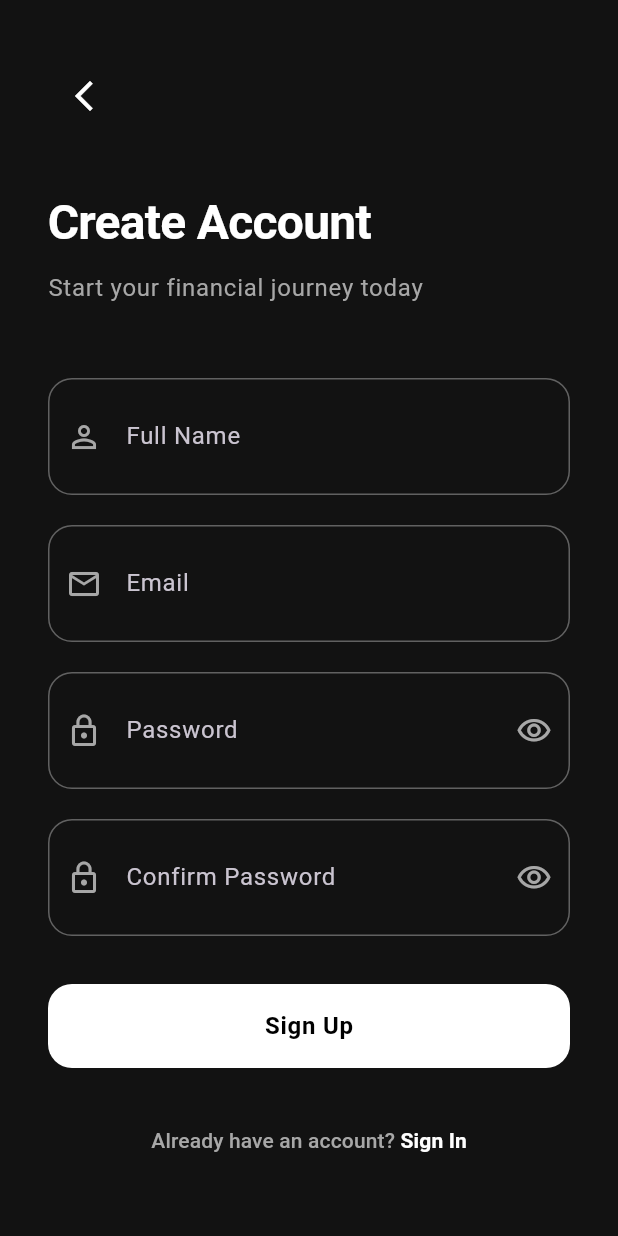
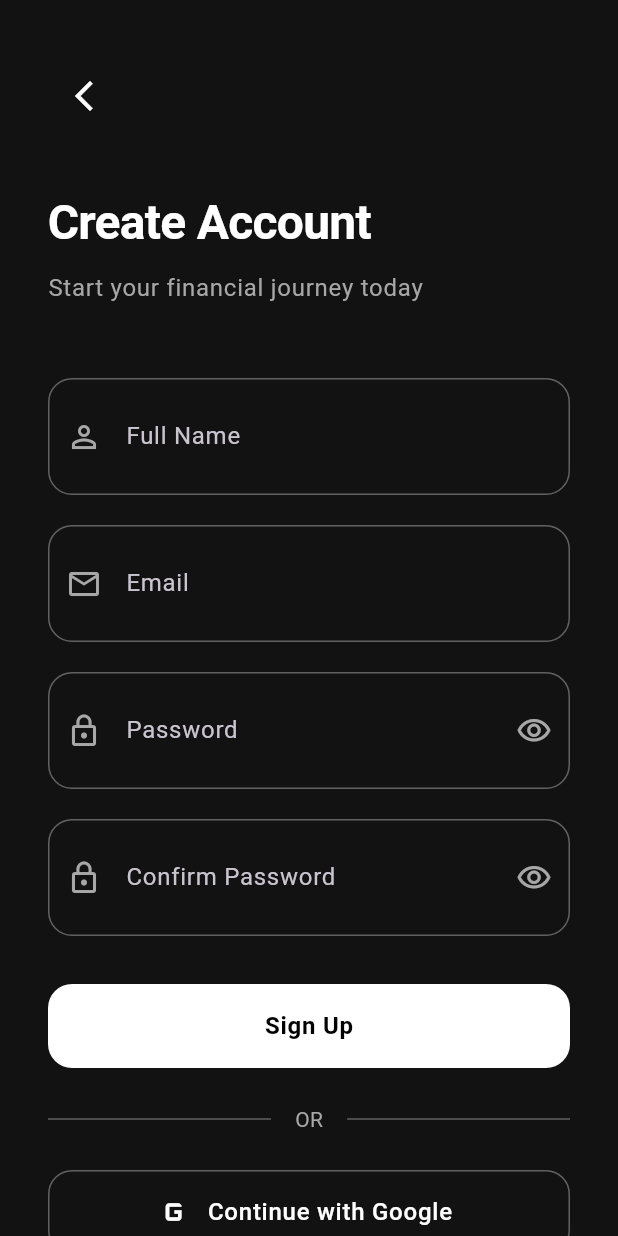
Before and after one commit to MeoHoang3017/PFM_Personal_Finance_Management, a Flutter app: the SignUpPage screen opened directly, on a phone screen of 412 x 824 dp. Run offline on Flutter 3.47's test engine with Material 3 defaults, Android fonts, the light colour scheme and no system bars; our stand-ins replace flutter_svg.

Commit message:
feat[ui]: sign in with google button

```diff
--- a/frontend/lib/features/auth/view/pages/sign_up_page.dart
+++ b/frontend/lib/features/auth/view/pages/sign_up_page.dart
@@ -353,6 +353,67 @@ class _SignUpPageState extends State<SignUpPage> {
 
                   const SizedBox(height: 24),
 
+                  // Divider with OR
+                  Row(
+                    children: [
+                      Expanded(
+                        child: Divider(
+                          color: isDark ? Colors.grey.shade300 : Colors.grey.shade700,
+                        ),
+                      ),
+                      Padding(
+                        padding: const EdgeInsets.symmetric(horizontal: 16),
+                        child: Text(
+                          'OR',
+                          style: TextStyle(
+                            fontSize: 14,
+                            color: isDark
+                                ? PalleteLight.subtitleText
+                                : PalleteDark.subtitleText,
+                          ),
+                        ),
+                      ),
+                      Expanded(
+                        child: Divider(
+                          color: isDark ? Colors.grey.shade300 : Colors.grey.shade700,
+                        ),
+                      ),
+                    ],
+                  ),
+
+                  const SizedBox(height: 24),
+
+                  // Google Sign Up Button
+                  SizedBox(
+                    width: double.infinity,
+                    height: 56,
+                    child: OutlinedButton.icon(
+                      onPressed: () {
+                        // Handle Google sign up
+                      },
+                      icon: const Icon(Icons.g_mobiledata, size: 28),
+                      label: const Text(
+                        'Continue with Google',
+                        style: TextStyle(
+                          fontSize: 16,
+                          fontWeight: FontWeight.w500,
+                          letterSpacing: 0.5,
+                        ),
+                      ),
+                      style: OutlinedButton.styleFrom(
+                        foregroundColor: isDark ? Colors.black87 : PalleteDark.whiteColor,
+                        side: BorderSide(
+                          color: isDark ? Colors.grey.shade300 : Colors.grey.shade700,
+                        ),
+                        shape: RoundedRectangleBorder(
+                          borderRadius: BorderRadius.circular(16),
+                        ),
+                      ),
+                    ),
+                  ),
+
+                  const SizedBox(height: 24),
+
                   // Sign In Link
                   Center(
                     child: TextButton(
```
